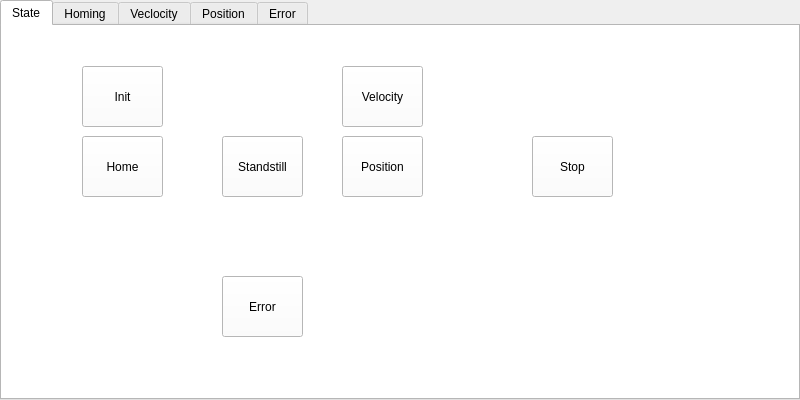
Above: gui/resource/gui.ui from norlab-ulaval/ur10e before the change. Below: the same form after it.
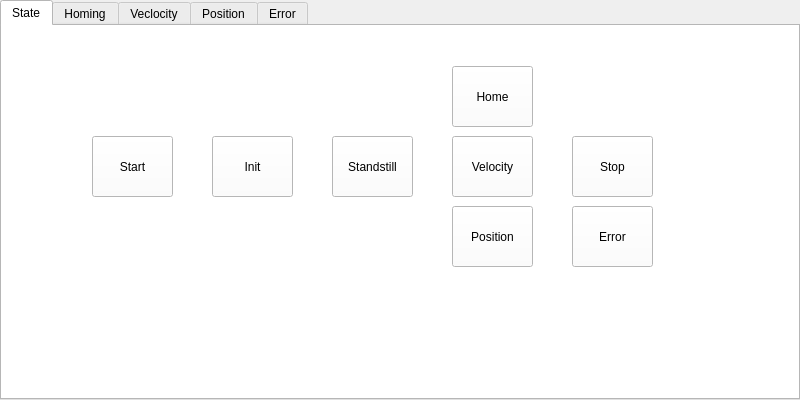
That is the form after the change.

Patch:
```diff
--- a/gui/resource/gui.ui
+++ b/gui/resource/gui.ui
@@ -462,7 +462,7 @@
     <widget class="QPushButton" name="pb_stand">
      <property name="geometry">
       <rect>
-       <x>220</x>
+       <x>330</x>
        <y>110</y>
        <width>81</width>
        <height>61</height>
@@ -481,8 +481,8 @@
     <widget class="QPushButton" name="pb_velocity">
      <property name="geometry">
       <rect>
-       <x>340</x>
-       <y>40</y>
+       <x>450</x>
+       <y>110</y>
        <width>81</width>
        <height>61</height>
       </rect>
@@ -500,8 +500,8 @@
     <widget class="QPushButton" name="pb_position">
      <property name="geometry">
       <rect>
-       <x>340</x>
-       <y>110</y>
+       <x>450</x>
+       <y>180</y>
        <width>81</width>
        <height>61</height>
       </rect>
@@ -519,7 +519,7 @@
     <widget class="QPushButton" name="pb_stop">
      <property name="geometry">
       <rect>
-       <x>530</x>
+       <x>570</x>
        <y>110</y>
        <width>81</width>
        <height>61</height>
@@ -538,8 +538,8 @@
     <widget class="QPushButton" name="pb_error">
      <property name="geometry">
       <rect>
-       <x>220</x>
-       <y>250</y>
+       <x>570</x>
+       <y>180</y>
        <width>81</width>
        <height>61</height>
       </rect>
@@ -557,8 +557,8 @@
     <widget class="QPushButton" name="pb_init">
      <property name="geometry">
       <rect>
-       <x>80</x>
-       <y>40</y>
+       <x>210</x>
+       <y>110</y>
        <width>81</width>
        <height>61</height>
       </rect>
@@ -576,8 +576,8 @@
     <widget class="QPushButton" name="pb_home">
      <property name="geometry">
       <rect>
-       <x>80</x>
-       <y>110</y>
+       <x>450</x>
+       <y>40</y>
        <width>81</width>
        <height>61</height>
       </rect>
@@ -592,6 +592,25 @@
       <bool>false</bool>
      </property>
     </widget>
+    <widget class="QPushButton" name="pb_start">
+     <property name="geometry">
+      <rect>
+       <x>90</x>
+       <y>110</y>
+       <width>81</width>
+       <height>61</height>
+      </rect>
+     </property>
+     <property name="text">
+      <string>Start</string>
+     </property>
+     <property name="default">
+      <bool>false</bool>
+     </property>
+     <property name="flat">
+      <bool>false</bool>
+     </property>
+    </widget>
    </widget>
    <widget class="QWidget" name="tab_home">
     <attribute name="title">
```
